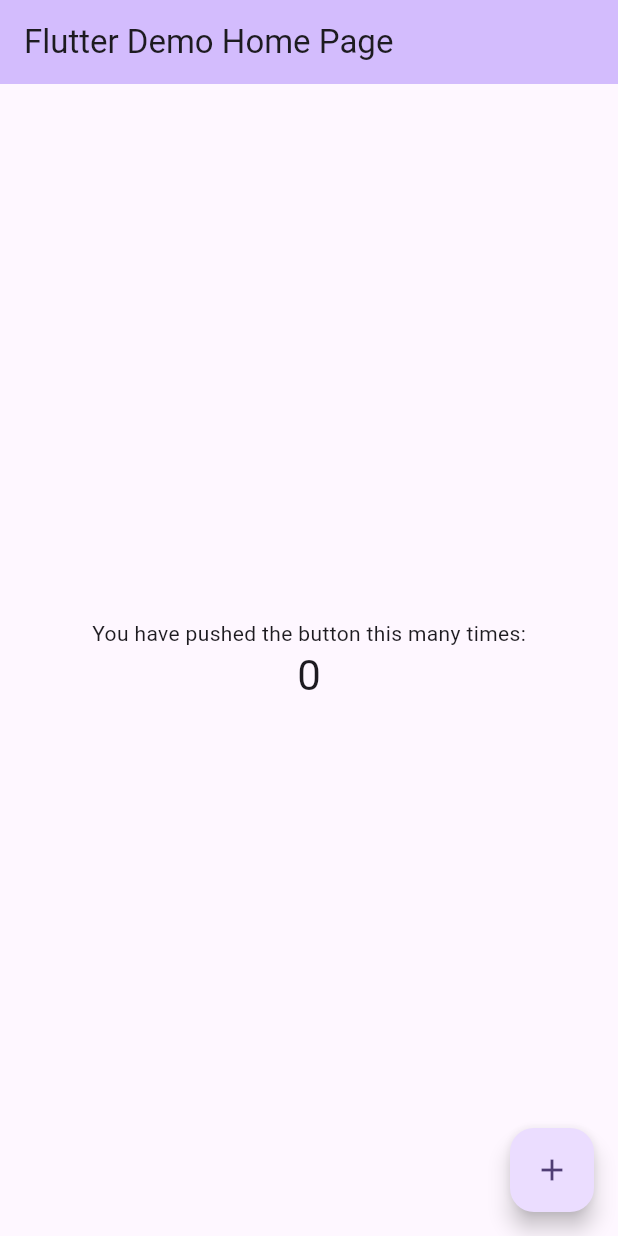
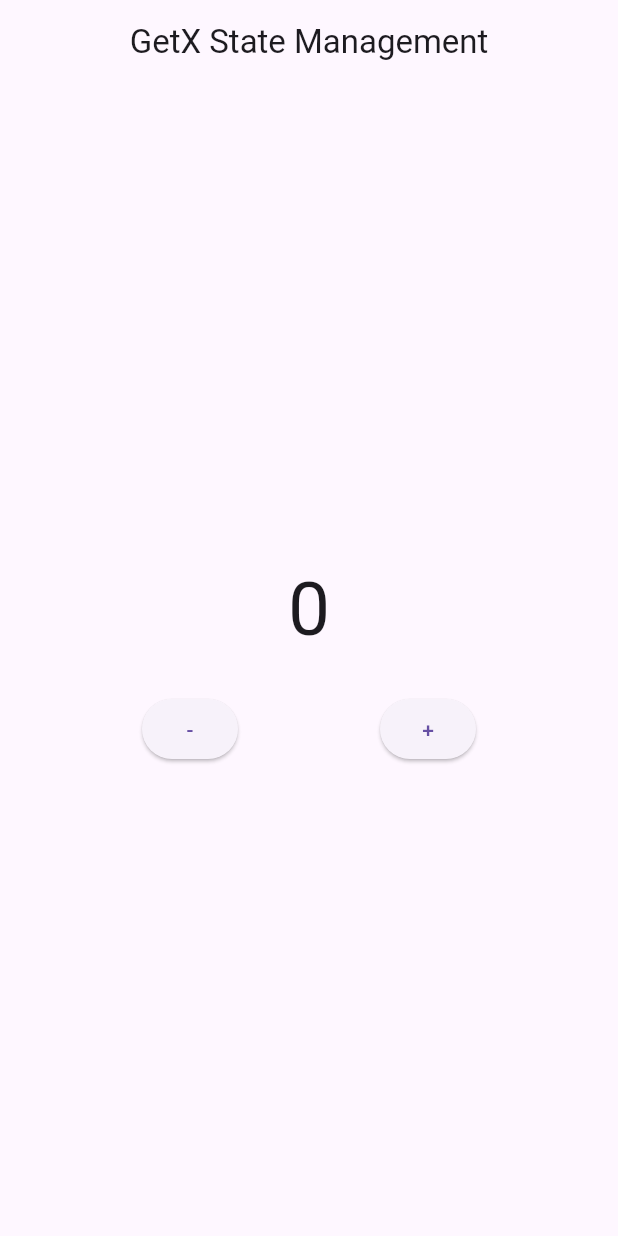
Before and after one commit to ukasyaaah/GetX-Flutter, a Flutter app: the screen it shows after launch, on a phone screen of 412 x 824 dp. Run offline on Flutter 3.47's test engine with Material 3 defaults, Android fonts, the phone set to English and light mode, and no system bars.

Commit message:
add get package

```diff
--- a/lib/main.dart
+++ b/lib/main.dart
@@ -1,122 +1,62 @@
 import 'package:flutter/material.dart';
 
 void main() {
-  runApp(const MyApp());
+  runApp(MyApp());
 }
 
 class MyApp extends StatelessWidget {
   const MyApp({super.key});
 
-  // This widget is the root of your application.
   @override
   Widget build(BuildContext context) {
-    return MaterialApp(
-      title: 'Flutter Demo',
-      theme: ThemeData(
-        // This is the theme of your application.
-        //
-        // TRY THIS: Try running your application with "flutter run". You'll see
-        // the application has a purple toolbar. Then, without quitting the app,
-        // try changing the seedColor in the colorScheme below to Colors.green
-        // and then invoke "hot reload" (save your changes or press the "hot
-        // reload" button in a Flutter-supported IDE, or press "r" if you used
-        // the command line to start the app).
-        //
-        // Notice that the counter didn't reset back to zero; the application
-        // state is not lost during the reload. To reset the state, use hot
-        // restart instead.
-        //
-        // This works for code too, not just values: Most code changes can be
-        // tested with just a hot reload.
-        colorScheme: ColorScheme.fromSeed(seedColor: Colors.deepPurple),
-      ),
-      home: const MyHomePage(title: 'Flutter Demo Home Page'),
-    );
+    return MaterialApp(home: HomePage());
   }
 }
 
-class MyHomePage extends StatefulWidget {
-  const MyHomePage({super.key, required this.title});
-
-  // This widget is the home page of your application. It is stateful, meaning
-  // that it has a State object (defined below) that contains fields that affect
-  // how it looks.
-
-  // This class is the configuration for the state. It holds the values (in this
-  // case the title) provided by the parent (in this case the App widget) and
-  // used by the build method of the State. Fields in a Widget subclass are
-  // always marked "final".
-
-  final String title;
-
+class HomePage extends StatefulWidget {
   @override
-  State<MyHomePage> createState() => _MyHomePageState();
+  State<HomePage> createState() => _HomePageState();
 }
 
-class _MyHomePageState extends State<MyHomePage> {
-  int _counter = 0;
-
-  void _incrementCounter() {
-    setState(() {
-      // This call to setState tells the Flutter framework that something has
-      // changed in this State, which causes it to rerun the build method below
-      // so that the display can reflect the updated values. If we changed
-      // _counter without calling setState(), then the build method would not be
-      // called again, and so nothing would appear to happen.
-      _counter++;
-    });
-  }
+class _HomePageState extends State<HomePage> {
+  int data = 0;
 
   @override
   Widget build(BuildContext context) {
-    // This method is rerun every time setState is called, for instance as done
-    // by the _incrementCounter method above.
-    //
-    // The Flutter framework has been optimized to make rerunning build methods
-    // fast, so that you can just rebuild anything that needs updating rather
-    // than having to individually change instances of widgets.
     return Scaffold(
-      appBar: AppBar(
-        // TRY THIS: Try changing the color here to a specific color (to
-        // Colors.amber, perhaps?) and trigger a hot reload to see the AppBar
-        // change color while the other colors stay the same.
-        backgroundColor: Theme.of(context).colorScheme.inversePrimary,
-        // Here we take the value from the MyHomePage object that was created by
-        // the App.build method, and use it to set our appbar title.
-        title: Text(widget.title),
-      ),
+      appBar: AppBar(title: Text('GetX State Management'), centerTitle: true),
       body: Center(
-        // Center is a layout widget. It takes a single child and positions it
-        // in the middle of the parent.
         child: Column(
-          // Column is also a layout widget. It takes a list of children and
-          // arranges them vertically. By default, it sizes itself to fit its
-          // children horizontally, and tries to be as tall as its parent.
-          //
-          // Column has various properties to control how it sizes itself and
-          // how it positions its children. Here we use mainAxisAlignment to
-          // center the children vertically; the main axis here is the vertical
-          // axis because Columns are vertical (the cross axis would be
-          // horizontal).
-          //
-          // TRY THIS: Invoke "debug painting" (choose the "Toggle Debug Paint"
-          // action in the IDE, or press "p" in the console), to see the
-          // wireframe for each widget.
           mainAxisAlignment: MainAxisAlignment.center,
-          children: <Widget>[
-            const Text('You have pushed the button this many times:'),
-            Text(
-              '$_counter',
-              style: Theme.of(context).textTheme.headlineMedium,
+          children: [
+            Text('$data', style: TextStyle(fontSize: 50)),
+            SizedBox(height: 20),
+            Row(
+              mainAxisAlignment: MainAxisAlignment.spaceEvenly,
+              children: [
+                ElevatedButton(
+                  onPressed: () {
+                    setState(() {
+                      data = data - 1;
+                      print(data);
+                    });
+                  },
+                  child: Text('-'),
+                ),
+                ElevatedButton(
+                  onPressed: () {
+                    setState(() {
+                      data = data + 1;
+                    });
+                    print(data);
+                  },
+                  child: Text('+'),
+                ),
+              ],
             ),
           ],
         ),
       ),
-      floatingActionButton: FloatingActionButton(
-        onPressed: _incrementCounter,
-        tooltip: 'Increment',
-        child: const Icon(Icons.add),
-      ), // This trailing comma makes auto-formatting nicer for build methods.
     );
   }
 }
--- a/pubspec.yaml
+++ b/pubspec.yaml
@@ -34,6 +34,7 @@
   # The following adds the Cupertino Icons font to your application.
   # Use with the CupertinoIcons class for iOS style icons.
   cupertino_icons: ^1.0.8
+  get: ^4.7.2
 
 dev_dependencies:
   flutter_test:
```
Also changed, not shown: pubspec.lock.
